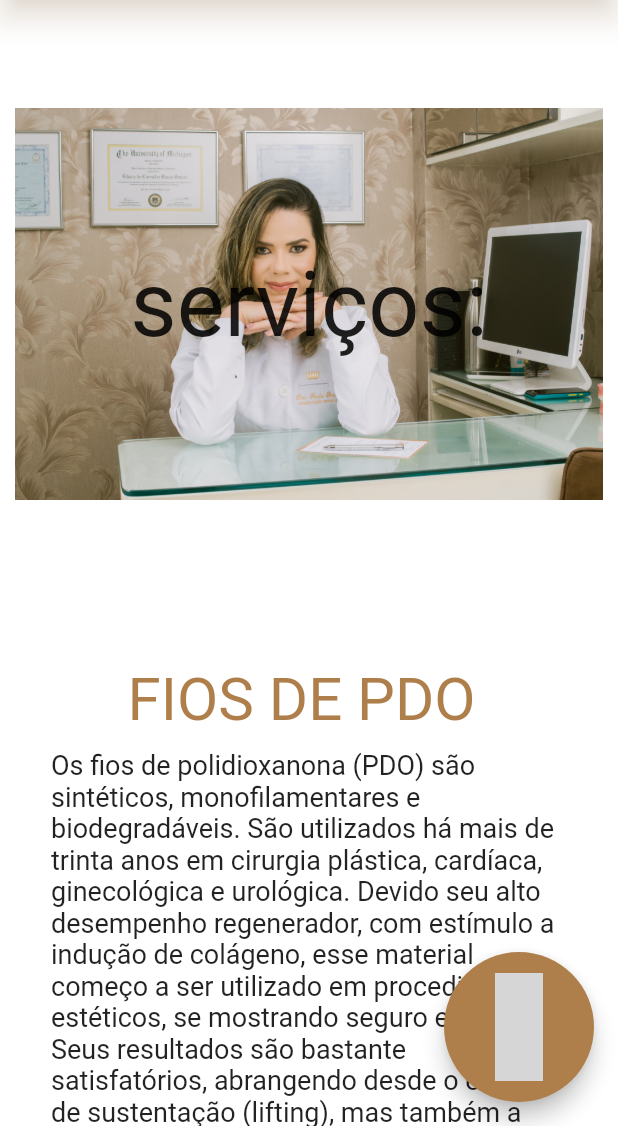
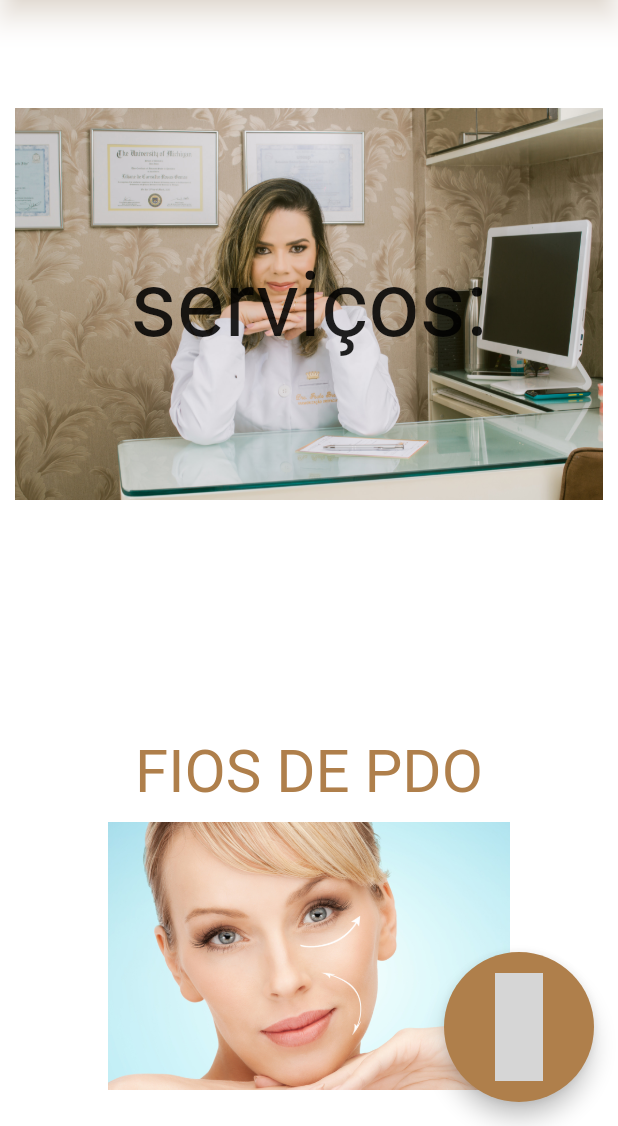
Before and after one commit to guimell/site_dr_paula, a Flutter app: the ServicesPage screen opened directly, on a phone screen of 412 x 824 dp, the part 110-1236 px from its top. Run offline on Flutter 3.47's test engine with Material 2 defaults, Android fonts, the phone set to English and light mode, and no system bars; drawn by our look-alikes of scrollable_positioned_list; our stand-ins replace carousel_slider, font_awesome_flutter, google_maps_flutter, transparent_image; network calls fail; statements that could not run were skipped; grey boxes are pictures that could not be loaded.

Commit message:
re design services page

```diff
--- a/lib/screens/services.dart
+++ b/lib/screens/services.dart
@@ -28,7 +28,6 @@ class ServicesPage extends StatefulWidget {
       "sulcos e marcas de expressão facial, "
       "perda de volume na face; perda de espessura dérmica, como também a perda de contorno da face."
       " Para maiores informações, é importante agendar uma consulta.";
-
   final String textService3 = "Você conhece a sequência de Fibonacci? "
       "É uma sucessão de números que aparece codificada em muitos fenômenos da natureza. "
       "Descrita no final do século 12 pelo matemático italiano Leonardo Fibonacci, ela é infinita e começa com 0 e 1."
@@ -49,13 +48,13 @@ class ServicesPage extends StatefulWidget {
       "pois aumenta a atividade dos fibroblastos e consequentemente, a produção de colágeno.";
   final String textService5 =
       "Por que indicar microagulhamento para nossos pacientes? "
-      "Primeiramente porque ele favorece à renovação celular, com estímulo à produção de colágeno. Traduzindo isso em resultados, observamos:\n"
-      "1-Redução de poros dilatados;\n"
-      "2-Resultados maravilhosos para cicatrizes de acne;\n"
-      "3-Rejuvenescimento facial com diminuição das linhas de expressão;\n"
-      "4-Melhora na textura e viço da pele;\n"
-      "5-Clareamento da pele;\n"
-      "6-Crescimento capilar (em regiões como a sobrancelhas, é observado o aumento de fios, melhorando a possibilidade de favorecer seu desing ).\n"
+      "Primeiramente porque ele favorece à renovação celular, com estímulo à produção de colágeno. Traduzindo isso em resultados, observamos:\n\n"
+      "1. Redução de poros dilatados;\n"
+      "2. Resultados maravilhosos para cicatrizes de acne;\n"
+      "3. Rejuvenescimento facial com diminuição das linhas de expressão;\n"
+      "4. Melhora na textura e viço da pele;\n"
+      "5. Clareamento da pele;\n"
+      "6. Crescimento capilar (em regiões como a sobrancelhas, é observado o aumento de fios, melhorando a possibilidade de favorecer seu desing ).\n\n"
       "Por que prefiro a caneta elétrica (derma Pen) em vez do rolo(derma roller)?"
       "Porque ao trabalhar com a dermapen é possível realizar uma profundidade de microagulhamento específico para cada área da pele,"
       "com a  calibração na própria caneta e assim, obter resultados de forma mais direcionada.";
@@ -86,19 +85,19 @@ class ServicesPage extends StatefulWidget {
       " lifting e também para melhor aparência dos tecidos. Cada indicação clínica é específica e deve ser orientada e aplicada por profissional habilitado.";
   final String textService8 =
       "A bichectomia tem sido um assunto muito polêmico nos últimos tempos, por isso,"
-      "resolvi criar essa sequência de tópicos para trazer clareza e objetividade sobre o assunto.\n"
-      "1-Na bichectomia retiramos as bolas de bichat\n"
-      "2-Para que serve a bola de bichat? Ela é muito útil para as crianças,"
+      "resolvi criar essa sequência de tópicos para trazer clareza e objetividade sobre o assunto.\n\n"
+      "1. Na bichectomia retiramos as bolas de bichat\n"
+      "2. Para que serve a bola de bichat? Ela é muito útil para as crianças,"
       "nos primeiros anos de vida, auxiliando na sucção.\n"
-      "3-Qual a sua função na vida adulta? Nenhuma.\n"
-      "4-Com o passar dos anos, os tecidos tendem a despencar, seguindo a lei da gravidade."
+      "3. Qual a sua função na vida adulta? Nenhuma.\n"
+      "4. Com o passar dos anos, os tecidos tendem a despencar, seguindo a lei da gravidade."
       "Nesta mesma lei, as bolas de bichat despencam tb, favorecendo para uma aparência de buldogue.\n"
-      "5-Nem todo formato de rosto fica bem após realizar este procedimento,"
+      "5. Nem todo formato de rosto fica bem após realizar este procedimento,"
       "por isso é preciso uma avaliação criteriosa com um profissional qualificado.\n"
-      "6-O rosto fica lindo, mais magrinho… Muitas celebridades já realizaram e seus resultados ficaram muito bom.\n"
-      "7-Porém, caso o seu perfil facial não tenha indicação para tal procedimento,"
+      "6. O rosto fica lindo, mais magrinho… Muitas celebridades já realizaram e seus resultados ficaram muito bom.\n"
+      "7. Porém, caso o seu perfil facial não tenha indicação para tal procedimento,"
       "não o realize mesmo que seja algo que desperte grandemente seu interesse.\n"
-      "8-Busque por profissionais que saibam valorizar seus traços, sua beleza, seus pontos fortes."
+      "8. Busque por profissionais que saibam valorizar seus traços, sua beleza, seus pontos fortes."
       "Harmonizar é acima de tudo, trazer sintonia para face, com cuidado e delicadeza.\n";
 
   final int? index;
@@ -143,9 +142,10 @@ class ServicesPageState extends State<ServicesPage> {
         SiteConfig.screenSize.width < SiteConfig.screenSize.height;
 
     List<Widget> children = [
-      SizedBox(
+      Container(
         height: SiteConfig.screenSize.height / 2,
-        width: SiteConfig.screenSize.width,
+        // width: SiteConfig.screenSize.width,
+        // color: Colors.white,
         child: Stack(
           children: [
             Align(
@@ -171,42 +171,59 @@ class ServicesPageState extends State<ServicesPage> {
           ],
         ),
       ),
-      MyContainerService(
-        "FIOS DE PDO ",
-        widget.textService1,
+      ServiceContainer(
+        title: "FIOS DE PDO ",
+        text: widget.textService1,
+        img: Image.asset("assets/images/serviços/pdo.jpg"),
+        imgLeft: true,
       ),
-      MyContainerService(
-        "Bioestimuladores ",
-        widget.textService2,
+      ServiceContainer(
+        title: "Bioestimuladores ",
+        text: widget.textService2,
+        img: Image.asset("assets/images/serviços/pdo1.png"),
+        imgLeft: false,
       ),
-      MyContainerService(
-        "Já ouviu falar sobre a sequência de Fibonacci ?",
-        widget.textService3,
+      ServiceContainer(
+        title: "Já ouviu falar sobre a sequência de Fibonacci ?",
+        text: widget.textService3,
+        img: Image.asset("assets/images/serviços/pdo2.jpg"),
+        imgLeft: true,
       ),
-      MyContainerService(
-        "Peeling ",
-        widget.textService4,
+      ServiceContainer(
+        title: "Peeling ",
+        text: widget.textService4,
+        img: Image.asset("assets/images/serviços/pdo2.jpg"),
+        imgLeft: false,
       ),
-      MyContainerService(
-        "Microagulhamento",
-        widget.textService5,
+      ServiceContainer(
+        title: "Microagulhamento",
+        text: widget.textService5,
+        img: Image.asset("assets/images/serviços/pdo3.png"),
+        imgLeft: true,
       ),
-      MyContainerService(
-        "O Botox e sua ação nas rugas",
-        widget.textService6,
+      ServiceContainer(
+        title: "O Botox e sua ação nas rugas",
+        text: widget.textService6,
+        img: Image.asset("assets/images/serviços/pdo.jpg"),
+        imgLeft: false,
       ),
-      MyContainerService(
-        "Preenchimento com ácido hialurônico ",
-        widget.textService7,
+      ServiceContainer(
+        title: "Preenchimento com ácido hialurônico ",
+        text: widget.textService7,
+        img: Image.asset("assets/images/serviços/pdo1.png"),
+        imgLeft: true,
       ),
-      MyContainerService(
-        "Bichectomia ",
-        widget.textService8,
+      ServiceContainer(
+        title: "Bichectomia ",
+        text: widget.textService8,
+        img: Image.asset("assets/images/serviços/pdo2.jpg"),
+        imgLeft: false,
       ),
+      SiteConfig.getFooter(),
     ];
 
     final positionedList = ScrollablePositionedList.builder(
-      itemCount: 9,
+      itemCount: 10, // 8 services + heading + footer
       itemScrollController: itemScrollController,
       itemPositionsListener: itemPositionsListener,
       itemBuilder: (BuildContext context, int index) {
@@ -218,15 +235,6 @@ class ServicesPageState extends State<ServicesPage> {
     return Scaffold(
       appBar: SiteConfig.getAppBar(context, "Services"),
       floatingActionButton: SiteConfig.getFAB(),
-      // body: SingleChildScrollView(
-      //   child: Align(
-      //     alignment: Alignment.center,
-      //     child: Column(
-      //         mainAxisAlignment: MainAxisAlignment.center,
-      //         crossAxisAlignment: CrossAxisAlignment.center,
-      //         children: children + [SiteConfig.getFooter()]),
-      //   ),
-      // ),
       body: positionedList,
     );
   }
--- a/lib/widgets.dart
+++ b/lib/widgets.dart
@@ -334,7 +334,6 @@ class BlogPost extends StatelessWidget {
                 builder: (BuildContext context, BoxConstraints constraints) {
               const double textSize = 24;
               final double lines = constraints.maxHeight / textSize - 1;
-              print(lines);
               return Text(
                 post.title,
                 maxLines: lines.round() <= 0 ? 1 : lines.round(),
@@ -393,28 +392,70 @@ class BlogPost extends StatelessWidget {
   }
 }
 
-class MyContainerService extends StatelessWidget {
+class ServiceContainer extends StatelessWidget {
+  final Image img;
   final String text;
   final String title;
-  const MyContainerService(
-    this.title,
-    this.text, {
+  final bool imgLeft;
+  const ServiceContainer({
+    required this.text,
+    required this.title,
+    required this.img,
+    required this.imgLeft,
     Key? key,
   }) : super(key: key);
 
   @override
   Widget build(BuildContext context) {
-    return Padding(
-      padding: const EdgeInsets.all(22),
-      child: Container(
-        padding: const EdgeInsets.all(12),
+    return Container(
+      margin: const EdgeInsets.all(48),
+      padding: const EdgeInsets.all(24),
+      decoration: BoxDecoration(
+        color: Colors.white.withAlpha(150),
+        borderRadius: BorderRadius.circular(6),
+      ),
       width: SiteConfig.screenSize.width * 0.7,
+      child: SiteConfig.smallScreen
+          ? Column(
+              children: [
+                Padding(
+                  padding: const EdgeInsets.all(10),
+                  child: Text(
+                    title,
+                    textAlign: TextAlign.center,
+                    style: const TextStyle(
+                      fontSize: 40,
+                      color: Color.fromARGB(255, 175, 127, 75),
+                    ),
+                  ),
+                ),
+                img,
+                Padding(
+                  padding: const EdgeInsets.all(30),
+                  child: Text(
+                    text,
+                    textAlign: TextAlign.start,
+                  ),
+                ),
+              ],
+            )
+          : Row(
+              children: [
+                imgLeft
+                    ? Expanded(
+                        flex: 4,
+                        child: img,
+                      )
+                    : const SizedBox(),
+                Expanded(
+                  flex: 6,
                   child: Column(
                     children: [
                       Padding(
-              padding: const EdgeInsets.only(bottom: 10),
+                        padding: const EdgeInsets.all(10),
                         child: Text(
                           title,
+                          textAlign: TextAlign.center,
                           style: const TextStyle(
                             fontSize: 40,
                             color: Color.fromARGB(255, 175, 127, 75),
@@ -422,39 +463,25 @@ class MyContainerService extends StatelessWidget {
                         ),
                       ),
                       Padding(
-              padding: const EdgeInsets.only(bottom: 30),
+                        padding: const EdgeInsets.all(30),
                         child: Text(
                           text,
-                style: const TextStyle(
-                  fontSize: 18,
-                ),
+                          // style: const TextStyle(
+                          //   fontSize: 18,
+                          // ),
                           textAlign: TextAlign.start,
                         ),
                       ),
-            CarouselSlider(
-              options: CarouselOptions(
-                  height: 400.0, enableInfiniteScroll: true, autoPlay: true),
-              items: [
-                Image.asset("assets/images/serviços/pdo.jpg"),
-                Image.asset(
-                  "assets/images/serviços/pdo1.png",
-                  fit: BoxFit.fitWidth,
+                    ],
                   ),
-                Image.asset("assets/images/serviços/pdo2.jpg"),
-                Image.asset("assets/images/serviços/pdo3.png")
-              ].map((i) {
-                return Builder(
-                  builder: (BuildContext context) {
-                    return Container(
-                        width: MediaQuery.of(context).size.width,
-                        margin: const EdgeInsets.symmetric(horizontal: 1),
-                        child: i);
-                  },
-                );
-              }).toList(),
+                ),
+                imgLeft
+                    ? const SizedBox()
+                    : Expanded(
+                        flex: 4,
+                        child: img,
                       ),
               ],
-        ),
             ),
     );
   }
```
Lines whose indentation alone changed are shown as unchanged.
